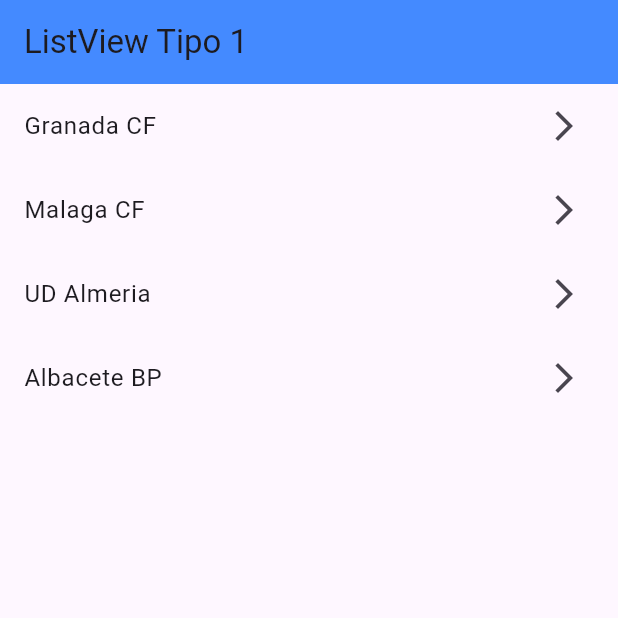
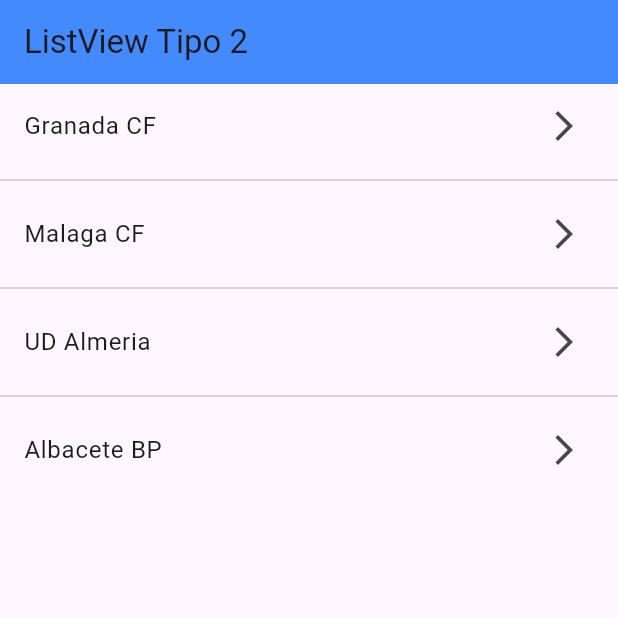
Before and after one commit to Guillermojs9/fl_repaso2, a Flutter app: the screen it shows after launch, on a phone screen of 412 x 824 dp, the top half of it. Run offline on Flutter 3.47's test engine with Material 3 defaults, Android fonts, the light colour scheme and no system bars.

Commit message:
ListView2

```diff
--- a/lib/main.dart
+++ b/lib/main.dart
@@ -1,4 +1,5 @@
 import 'package:fl_repaso/screens/listview1_screen.dart';
+import 'package:fl_repaso/screens/listview2_screen.dart';
 import 'package:flutter/material.dart';
 
 void main() => runApp(const MyApp());
@@ -11,7 +12,7 @@
     return const MaterialApp(
       debugShowCheckedModeBanner: false,
       title: 'Material App',
-      home: Listview1Screen()
+      home: Listview2Screen()
     );
   }
 }
--- a/lib/screens/listview1_screen.dart
+++ b/lib/screens/listview1_screen.dart
@@ -21,7 +21,6 @@
             ...equipos.map(
               (e) => ListTile(
                 title: Text(e),
-                //leading: const Icon(Icons.access_time),
                 trailing: const Icon(Icons.arrow_forward_ios_outlined),
               ),
             )
--- /dev/null
+++ b/lib/screens/listview2_screen.dart
@@ -0,0 +1,32 @@
+import 'package:flutter/material.dart';
+
+class Listview2Screen extends StatelessWidget {
+  final equipos = const [
+    'Granada CF',
+    'Malaga CF',
+    'UD Almeria',
+    'Albacete BP'
+  ];
+  const Listview2Screen({super.key});
+
+  @override
+  Widget build(BuildContext context) {
+    return Scaffold(
+        appBar: AppBar(
+          title: const Text("ListView Tipo 2"),
+          backgroundColor: Colors.blueAccent,
+        ),
+        body: ListView.separated(
+          itemBuilder: (context, index) => ListTile(
+            title: Text(equipos[index]),
+            trailing: const Icon(Icons.arrow_forward_ios_outlined),
+            onTap: () {
+              final equipo = equipos[index];
+              print(equipo);
+            },
+          ),
+          separatorBuilder: (context, index) => const Divider(),
+          itemCount: equipos.length,
+        ));
+  }
+}
```
